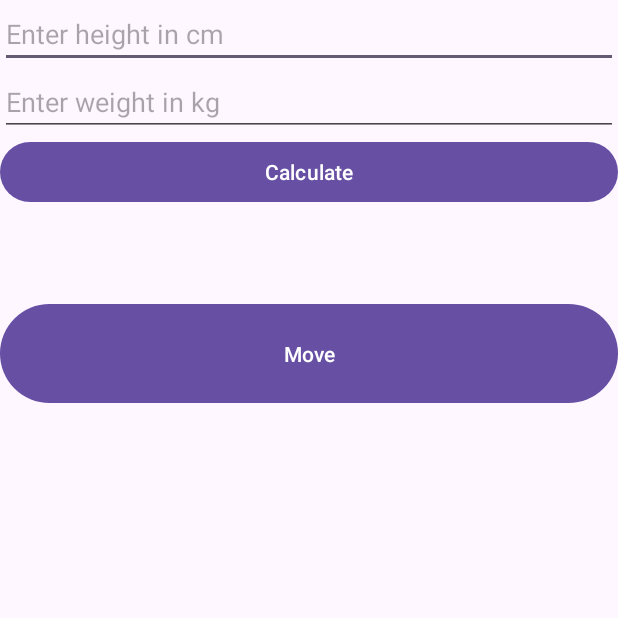
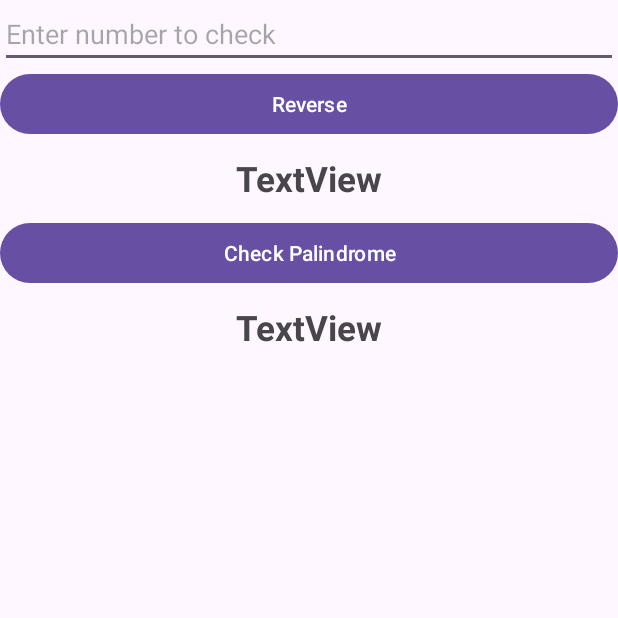
Before and after one commit to krishnanandmca/bmi, an Android app: the screen it shows after launch (MainActivity before the commit, PalindromeActivity after it), on a phone screen of 412 x 824 dp, the top half of it. Run offline under Robolectric (Android 15) with nearby library versions, the phone set to English and light mode, and no system bars.

Commit message:
Add files via upload
palindrome

```diff
--- a/src/main/AndroidManifest.xml
+++ b/src/main/AndroidManifest.xml
@@ -13,6 +13,15 @@
         android:theme="@style/Theme.Bmi"
         tools:targetApi="31">
         <activity
+            android:name=".PalindromeActivity"
+            android:exported="true">
+            <intent-filter>
+            <action android:name="android.intent.action.MAIN" />
+
+            <category android:name="android.intent.category.LAUNCHER" />
+        </intent-filter>
+        </activity>
+        <activity
             android:name=".VisitCard"
             android:exported="false" />
         <activity
@@ -20,12 +29,8 @@
             android:exported="false" />
         <activity
             android:name=".MainActivity"
-            android:exported="true">
-            <intent-filter>
-                <action android:name="android.intent.action.MAIN" />
+            android:exported="false">
 
-                <category android:name="android.intent.category.LAUNCHER" />
-            </intent-filter>
         </activity>
     </application>
 
--- /dev/null
+++ b/src/main/java/com/example/bmi/PalindromeActivity.java
@@ -0,0 +1,66 @@
+package com.example.bmi;
+
+import androidx.appcompat.app.AppCompatActivity;
+
+import android.os.Bundle;
+import android.view.View;
+import android.widget.Button;
+import android.widget.EditText;
+import android.widget.TextView;
+import android.widget.Toast;
+
+import org.w3c.dom.Text;
+
+public class PalindromeActivity extends AppCompatActivity implements View.OnClickListener{
+    Button b,b2;
+    EditText e1;
+    TextView t1, t2;
+
+
+    @Override
+    protected void onCreate(Bundle savedInstanceState) {
+        super.onCreate(savedInstanceState);
+        setContentView(R.layout.activity_palindrome);
+
+        b = (Button)findViewById(R.id.b1);
+        b2 = (Button)findViewById(R.id.b2);
+        e1 = (EditText)findViewById(R.id.e1);
+        t1 = (TextView)findViewById((R.id.t1));
+        t2 = (TextView)findViewById((R.id.t2));
+
+
+
+
+        b2.setOnClickListener(this);
+
+
+        b.setOnClickListener(new View.OnClickListener() {
+             @Override
+             public void onClick(View v) {
+
+                 int rev = 0,sum=0, n = Integer.parseInt(e1.getText().toString());
+
+                 while(n>0){
+                     rev = n%10;
+                     sum = sum*10+rev;
+                     n = n/10;
+                 }
+
+                 t1.setText(String.valueOf(sum));
+
+             }
+    });
+}
+
+    @Override
+    public void onClick(View view) {
+        if(view.getId()==R.id.b2) {
+            if(Integer.parseInt(e1.getText().toString()) == Integer.parseInt(t1.getText().toString())){
+                t2.setText("Palindrome");
+            }else{
+                t2.setText("Not Palindrome");
+            }
+        }
+
+    }
+}
--- /dev/null
+++ b/src/main/res/layout/activity_palindrome.xml
@@ -0,0 +1,53 @@
+<?xml version="1.0" encoding="utf-8"?>
+<LinearLayout xmlns:android="http://schemas.android.com/apk/res/android"
+    xmlns:app="http://schemas.android.com/apk/res-auto"
+    xmlns:tools="http://schemas.android.com/tools"
+    android:layout_width="match_parent"
+    android:layout_height="match_parent"
+    android:orientation="vertical"
+    tools:context=".PalindromeActivity" >
+
+    <EditText
+        android:id="@+id/e1"
+        android:layout_width="match_parent"
+        android:layout_height="wrap_content"
+        android:ems="10"
+        android:hint="Enter number to check"
+        android:inputType="number" />
+
+    <Button
+        android:id="@+id/b1"
+        android:layout_width="match_parent"
+        android:layout_height="wrap_content"
+        android:text="Reverse" />
+
+    <TextView
+        android:id="@+id/t1"
+        android:layout_width="match_parent"
+        android:layout_height="wrap_content"
+        android:text="TextView"
+        android:textSize="23dp"
+        android:textStyle="bold"
+        android:layout_margin="10dp"
+        android:gravity="center"
+        />
+
+    <Button
+        android:id="@+id/b2"
+        android:layout_width="match_parent"
+        android:layout_height="wrap_content"
+        android:text="Check Palindrome" />
+
+    <TextView
+        android:id="@+id/t2"
+        android:layout_width="match_parent"
+        android:layout_height="wrap_content"
+        android:text="TextView"
+        android:layout_margin="10dp"
+        android:gravity="center"
+        android:textSize="23dp"
+        android:textStyle="bold"
+        />
+
+
+</LinearLayout>
--- a/src/main/res/layout/activity_redirect_page.xml
+++ b/src/main/res/layout/activity_redirect_page.xml
@@ -1,11 +1,10 @@
 <?xml version="1.0" encoding="utf-8"?>
 <LinearLayout xmlns:android="http://schemas.android.com/apk/res/android"
-    xmlns:app="http://schemas.android.com/apk/res-auto"
-    xmlns:tools="http://schemas.android.com/tools"
+
     android:layout_width="match_parent"
     android:layout_height="match_parent"
     android:orientation="vertical"
-    tools:context=".RedirectPage">
+    >
 
     <Button
         android:id="@+id/sce"
```
